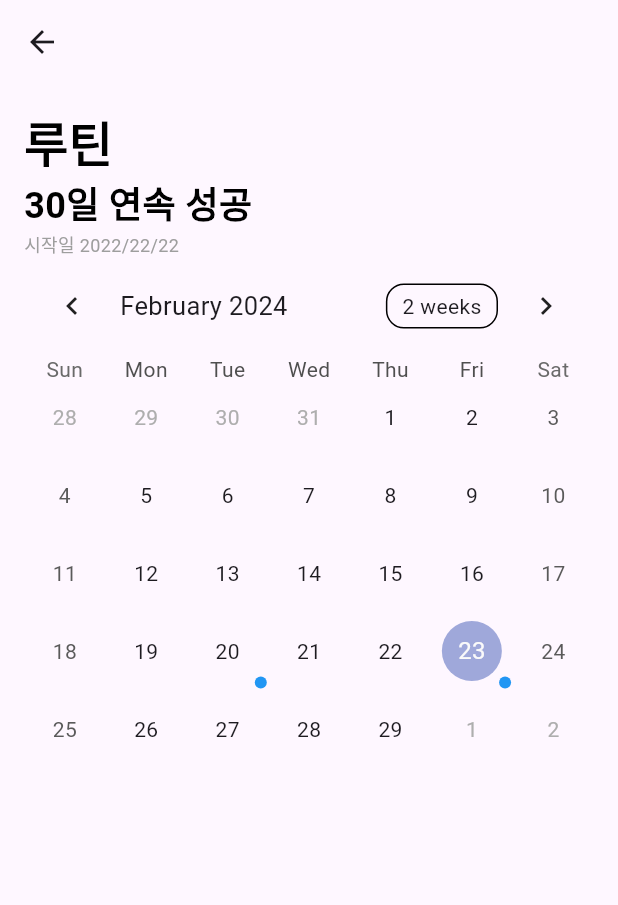
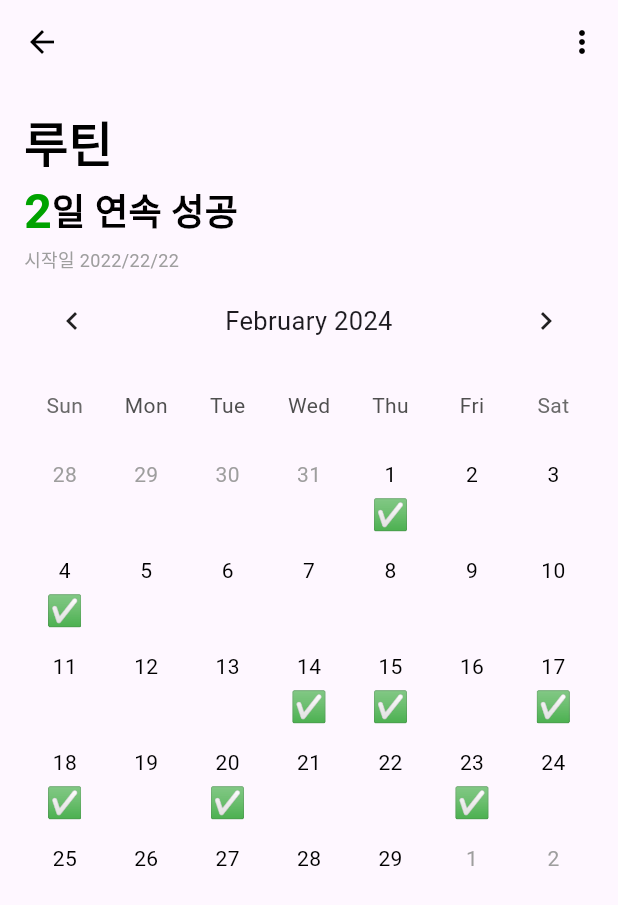
Before and after one commit to taejuIRIS/2C2J, a Flutter app: the RoutineDetailPage screen opened directly, on a phone screen of 412 x 824 dp. Shown: the top 905 px of the screen. Run offline on Flutter 3.47's test engine with Material 3 defaults, Android fonts, the phone set to English and light mode, and no system bars; drawn by our look-alikes of table_calendar; our stand-ins replace firebase_core, google_sign_in, sqflite; accounts and stored records are empty.

Commit message:
:lipstick: Feat 루틴 디테일 페이지 달력 꾸미기

```diff
--- a/front/lib/my_style.dart
+++ b/front/lib/my_style.dart
@@ -15,6 +15,7 @@ class MyColors{
   static final white = Colors.white;
   static final black = Colors.black;
   static final grey = Colors.grey;
+  static final green = Color(0xFF00A200);
 }
 class MyTextStyles{
   static final h1 = TextStyle(color: Colors.black,fontSize: 32,fontWeight: FontWeight.bold);
--- a/front/lib/screens/routine_detail_page.dart
+++ b/front/lib/screens/routine_detail_page.dart
@@ -1,4 +1,5 @@
 import 'package:flutter/material.dart';
+import 'package:flutter/widgets.dart';
 import 'package:table_calendar/table_calendar.dart';
 import 'package:todotodo/my_style.dart';
 
@@ -11,9 +12,15 @@ class RoutineDetailPage extends StatefulWidget {
 
 class _RoutineDetailPageState extends State<RoutineDetailPage> {
 
-  ///data base에서 로딩하기 by routineID
-  ///FutureBuilder 적용하기
+  /// data base에서 로딩하기 by routineID
+  /// FutureBuilder 적용하기
   Map<DateTime, bool> routineDone = {
+    DateTime.utc(2024, 2, 1): true,
+    DateTime.utc(2024, 2, 4): true,
+    DateTime.utc(2024, 2, 14): true,
+    DateTime.utc(2024, 2, 15): true,
+    DateTime.utc(2024, 2, 17): true,
+    DateTime.utc(2024, 2, 18): true,
     DateTime.utc(2024, 2, 20): true,
     DateTime.utc(2024, 2, 23): true,
   };
@@ -22,47 +29,141 @@ class _RoutineDetailPageState extends State<RoutineDetailPage> {
   @override
   Widget build(BuildContext context) {
     return Scaffold(
-      appBar: AppBar(),
-      body: Padding(
+      body: SafeArea(
+        child: CustomScrollView(
+          slivers: [
+            SliverAppBar(
+              leading: IconButton(
+                icon: Icon(Icons.arrow_back, color: Colors.black),
+                onPressed: () {
+                  // 뒤로 가기 기능
+                },
+              ),
+              actions: <Widget>[
+                IconButton(
+                  icon: Icon(Icons.more_vert, color: Colors.black),
+                  onPressed: () {
+                    // 옵션 버튼 기능.
+                  },
+                ),
+              ],
+            ),
+            SliverToBoxAdapter(
+              child: Padding(
               padding: const EdgeInsets.all(16),
               child: Column(
                 crossAxisAlignment: CrossAxisAlignment.start,
                 children: [
-            Text('루틴',style: MyTextStyles.h1,),
-            Text('30일 연속 성공',style: MyTextStyles.h2,),
+                  Text('루틴', style: MyTextStyles.h1,),
+                  Row(
+                    children: [
+                      Text('2',style: MyTextStyles.h1.copyWith(color: MyColors.green),),
+                      Text('일 연속 성공', style: MyTextStyles.h2,),
+                    ],
+                  ),
                   Text('시작일 2022/22/22', style: MyTextStyles.s1,),
                   TableCalendar(
+                    headerStyle: HeaderStyle(
+                      formatButtonVisible: false,
+                      titleCentered: true
+                    ),
+                    calendarStyle: CalendarStyle(
+                      // 오늘 날짜 스타일을 다른 날짜와 동일하게 설정
+                      todayTextStyle: TextStyle(color: Colors.black),
+                      todayDecoration: BoxDecoration(
+                        shape: BoxShape.circle, // 원형 표시
+                        color: Colors.transparent, // 배경색을 투명하게 설정하여 특별한 표시를 하지 않음
+                      ),
+                      // 선택된 날짜 스타일 설정 (필요한 경우)
+                      selectedTextStyle: TextStyle(color: Colors.black),
+                      selectedDecoration: BoxDecoration(
+                        shape: BoxShape.circle,
+                        color: Colors.transparent,
+                      ),
+                    ),
+                    rowHeight: 64,
+                    daysOfWeekHeight: 48,
                     firstDay: DateTime.utc(2010, 10, 16),
                     lastDay: DateTime.utc(2030, 3, 14),
                     focusedDay: DateTime.now(),
                     eventLoader: (day) {
-                // 해당 날짜에 루틴이 수행되었는지에 따라 마커를 반환
                       if (routineDone[day] != null && routineDone[day] == true) {
                         return ['Done'];
                       }
                       return [];
                     },
                     calendarBuilders: CalendarBuilders(
+                      outsideBuilder: (context, day, focusedDay) {
+                        return Column(
+                          mainAxisSize: MainAxisSize.min,
+                          children: [
+                            Expanded(
+                              child: Center(
+                                child: Text(
+                                  '${day.day}',
+                                  style: TextStyle(color: Colors.grey),
+                                ),
+                              ),
+                            ),
+                            // 체크박스가 없으므로 빈 Container를 추가하여 마커가 있는 날짜와 높이를 맞춤
+                            Container(height: 20),
+                          ],
+                        );
+                      },
+                      todayBuilder: (context, day, focusedDay) {
+                        // 오늘 날짜 셀 레이아웃 정의
+                        return Column(
+                          mainAxisSize: MainAxisSize.min,
+                          children: [
+                            Expanded(
+                              child: Center(
+                                child: Text(
+                                  '${day.day}',
+                                  style: TextStyle(color: Colors.black),
+                                ),
+                              ),
+                            ),
+                            // 체크박스가 없으므로 빈 Container를 추가하여 마커가 있는 날짜와 높이를 맞춤
+                            Container(height: 20),
+                          ],
+                        );
+                      },
+                      defaultBuilder: (context, day, focusedDay) {
+                        // 체크박스가 없는 날짜에 대한 기본 레이아웃 정의
+                        return Column(
+                          mainAxisSize: MainAxisSize.min,
+                          children: [
+                            Expanded(
+                              child: Center(
+                                child: Text(
+                                  '${day.day}',
+                                  style: TextStyle(color: Colors.black),
+                                ),
+                              ),
+                            ),
+                            // 체크박스가 없으므로 빈 Container를 추가하여 마커가 있는 날짜와 높이를 맞춤
+                            Container(height: 20),
+                          ],
+                        );
+                      },
                       markerBuilder: (context, date, events) {
                         if (events.isNotEmpty) {
-                    // 마커 표시 (여기서는 간단한 동그라미로 표시)
+                          // 이벤트가 있는 날짜에 대한 마커 레이아웃 정의
                           return Positioned(
-                      right: 1,
-                      bottom: 1,
-                      child: Container(
-                        decoration: BoxDecoration(
-                          shape: BoxShape.circle,
-                          color: Colors.blue,
-                        ),
-                        width: 8,
-                        height: 8,
-                      ),
+                            bottom: 0,
+                            child: Text('✅', style: TextStyle(fontSize: 20.0)),
                           );
                         }
+                        // 이벤트가 없으면 아무 것도 반환하지 않음
                         return null;
                       },
                     ),
-            )
+
+                    ),
+                ],
+              ),
+                      ),
+            ),
           ],
         ),
       ),
```
Also changed, not shown: 12 other files. Lines whose indentation alone changed are shown as unchanged.
